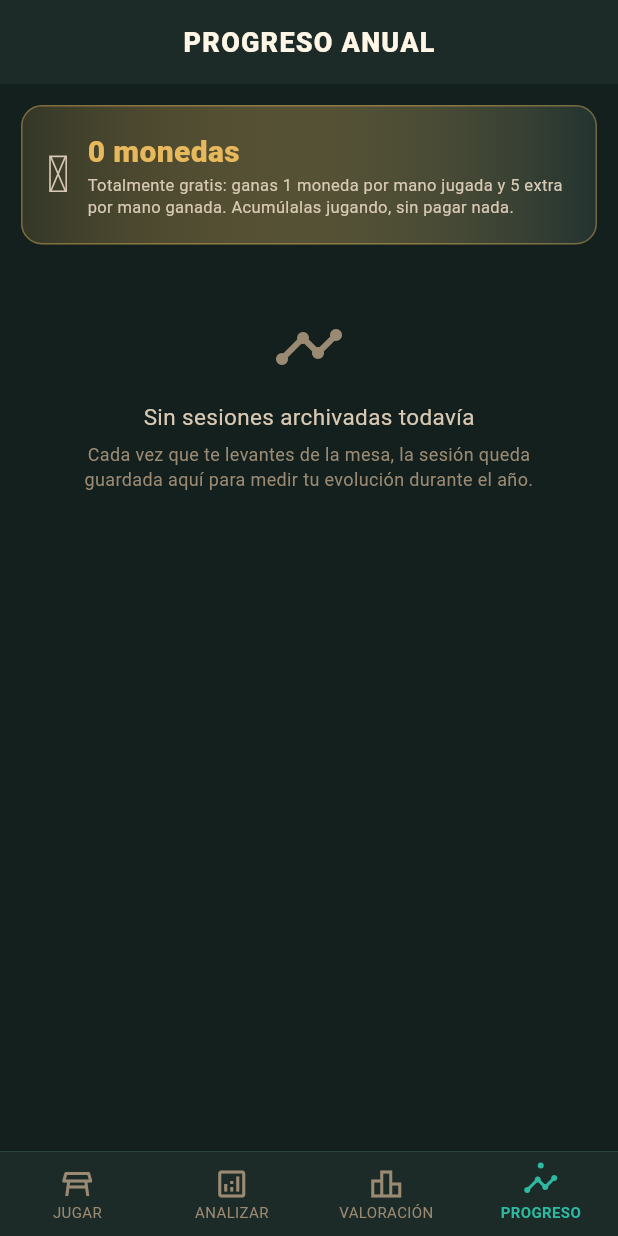
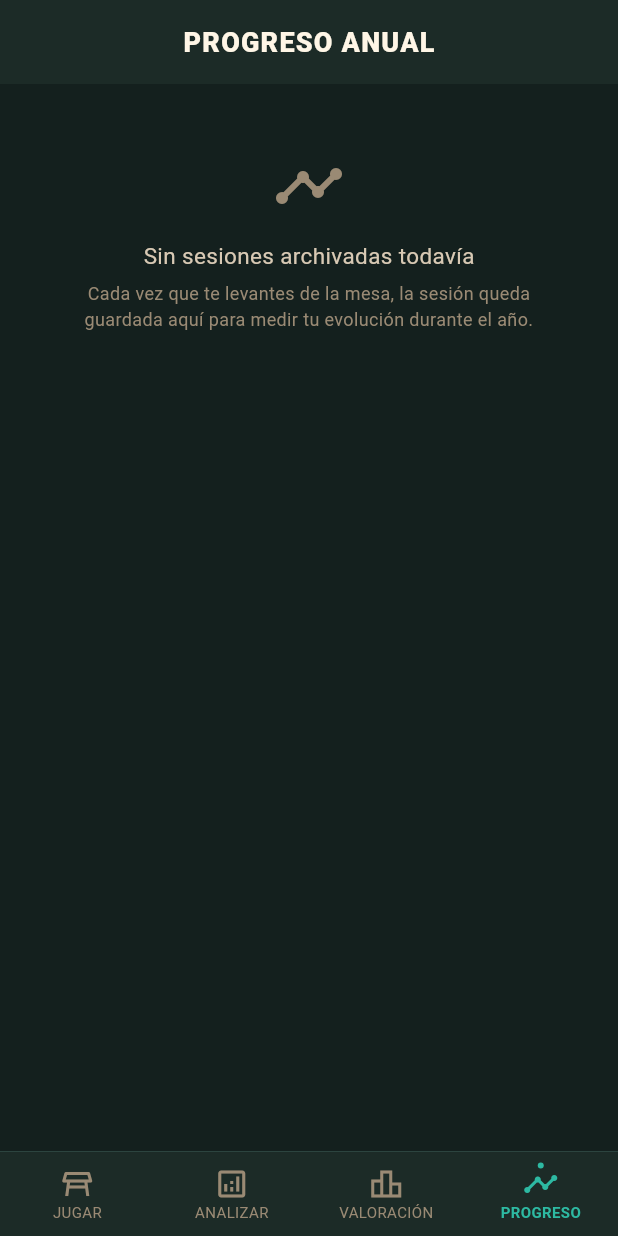
Before and after one commit to natxocasino17/poker-gto-trainer-2, a Flutter app: the screen it shows after launch, item 4 of the bottom bar chosen, on a phone screen of 412 x 824 dp. Run offline on Flutter 3.47's test engine with Material 3 defaults, Android fonts, the phone set to English and light mode, and no system bars; our stand-ins replace shared_preferences.

Commit message:
New iPT logo, remove coins + 4-color deck, fix Puxi fold contradiction
- App logo: replace assets/ipt_logo.png and regenerate all Android
  launcher mipmaps and iOS app-icon sizes from the new artwork.
- Remove the in-game coins gamification entirely (lobby chip, yearly
  review card, session payout, repository persistence).
- Remove the 4-color deck option (settings toggle + provider/repo
  plumbing); cards always render the classic 2-color deck.
- Fix el Puxi contradicting itself: a fold that was itself a leak no
  longer gets praised as a 'clean disciplined fold'.
- Preflop marginal folds no longer render 'Sobre-fold en .' (the
  texture-based line is board-only; use the street-based line preflop).

```diff
--- a/lib/data/repositories/game_repository.dart
+++ b/lib/data/repositories/game_repository.dart
@@ -13,9 +13,7 @@ class GameRepository {
   static const _sessionStartKey = 'session_start';
   static const _displayInBBKey = 'display_in_bb';
   static const _sessionArchiveKey = 'session_archive';
-  static const _coinsKey = 'coins';
   static const _tableConfigKey = 'table_config';
-  static const _fourColorDeckKey = 'four_color_deck';
   static const _localeKey = 'app_locale';
   static const _humanProfileKey = 'human_profile';
 
@@ -123,21 +121,10 @@ class GameRepository {
         _sessionArchiveKey, SessionSummary.encodeList(archive));
   }
 
-  // ── Coins: free in-game currency earned by playing ──
-  int getCoins() => _prefs.getInt(_coinsKey) ?? 0;
-
-  Future<void> addCoins(int amount) =>
-      _prefs.setInt(_coinsKey, getCoins() + amount);
-
   String getLocale() => _prefs.getString(_localeKey) ?? 'es';
 
   Future<void> saveLocale(String code) =>
       _prefs.setString(_localeKey, code);
-
-  bool getFourColorDeck() => _prefs.getBool(_fourColorDeckKey) ?? true;
-
-  Future<void> saveFourColorDeck(bool v) =>
-      _prefs.setBool(_fourColorDeckKey, v);
 
   /// Cross-session model of how the human plays (EMA-blended). The bots
   /// seed their reads from this so they exploit you from hand 1, and the
--- a/lib/engine/ai_analyst.dart
+++ b/lib/engine/ai_analyst.dart
@@ -404,7 +404,9 @@ class HandReviewerEngine {
       case DecisionQuality.marginal:
         switch (action.type) {
           case ActionType.fold:
-            return fmt(['mar_fold_a', 'mar_fold_b'][_rng.nextInt(2)]);
+            // mar_fold_b references a board texture; preflop has none, so it
+            // would render "...en ." — use the street-based line preflop.
+            return fmt(preflop ? 'mar_fold_a' : ['mar_fold_a', 'mar_fold_b'][_rng.nextInt(2)]);
           case ActionType.call:
             if (bucket == HandBucket.nuts || bucket == HandBucket.strongValue) {
               return fmt('mar_call_monster');
--- a/lib/presentation/providers/game_provider.dart
+++ b/lib/presentation/providers/game_provider.dart
@@ -7,7 +7,6 @@ import '../../engine/legendary_ai.dart';
 import '../../engine/poker_engine.dart';
 import '../../engine/ai_analyst.dart';
 import '../../core/utils/equity_calculator.dart';
-import '../screens/play/widgets/card_widget.dart';
 import '../../core/i18n/i18n.dart';
 
 /// Session economy model:
@@ -29,8 +28,6 @@ class GameProvider extends ChangeNotifier {
   double _bankroll = 1000.0;
   bool _displayInBB = false;
   List<String?> _tableSlots = List<String?>.filled(5, null);
-  int _coins = 0;
-  bool _fourColorDeck = true;
   String _localeCode = 'es';
 
   GameProvider(this._repo);
@@ -46,9 +43,7 @@ class GameProvider extends ChangeNotifier {
   bool get displayInBB => _displayInBB;
   bool get canAffordBuyIn => _bankroll >= GameRepository.defaultBuyIn;
   List<String?> get tableSlots => List.unmodifiable(_tableSlots);
-  int get coins => _coins;
   List<SessionSummary> get sessionArchive => _repo.getSessionArchive();
-  bool get fourColorDeck => _fourColorDeck;
   String get localeCode => _localeCode;
 
   void setLocale(String code) {
@@ -56,13 +51,6 @@ class GameProvider extends ChangeNotifier {
     _localeCode = code;
     I18n.locale = code;
     _repo.saveLocale(code);
-    notifyListeners();
-  }
-
-  void toggleFourColorDeck() {
-    _fourColorDeck = !_fourColorDeck;
-    CardWidget.fourColorDeck = _fourColorDeck;
-    _repo.saveFourColorDeck(_fourColorDeck);
     notifyListeners();
   }
 
@@ -109,9 +97,6 @@ class GameProvider extends ChangeNotifier {
     _displayInBB = _repo.getDisplayInBB();
     _handHistory = _repo.getHandLogs();
     _tableSlots = _repo.getTableConfig();
-    _coins = _repo.getCoins();
-    _fourColorDeck = _repo.getFourColorDeck();
-    CardWidget.fourColorDeck = _fourColorDeck;
     _localeCode = _repo.getLocale();
     I18n.locale = _localeCode;
     _analyst = HandReviewerEngine(_repo);
@@ -160,15 +145,10 @@ class GameProvider extends ChangeNotifier {
     await _repo.saveBankroll(_bankroll);
     await _repo.saveTableStack(0);
 
-    // Archive the session for the yearly review and pay out coins:
-    // 1 coin per hand played + 5 per hand won.
+    // Archive the session for the yearly review.
     final stats = sessionStats;
     if (stats.handsPlayed > 0) {
       await _repo.archiveSession(SessionSummary.fromStats(stats));
-      final wins = _handHistory.where((h) => h.humanProfit > 0).length;
-      final earned = stats.handsPlayed + wins * 5;
-      await _repo.addCoins(earned);
-      _coins = _repo.getCoins();
       await _updateHumanProfile(stats);
     }
 
--- a/lib/presentation/screens/analyze/widgets/hand_detail_screen.dart
+++ b/lib/presentation/screens/analyze/widgets/hand_detail_screen.dart
@@ -244,8 +244,12 @@ class _PuxiSummaryCard extends StatelessWidget {
         .where((s) => s.quality == DecisionQuality.marginal)
         .length;
     final b = StringBuffer();
-    if (log.isCleanFold) {
+    final hadLeak = blunders > 0 || margs > 0;
+    if (log.isCleanFold && !hadLeak) {
       b.write('Fold limpio y disciplinado: dinero ahorrado, que también es ganar. ');
+    } else if (log.isCleanFold) {
+      // Folded without showdown, but the fold itself was the leak — don't praise it.
+      b.write('Foldeaste sin ver el showdown, pero este no era spot de soltar. ');
     } else if (log.humanWon) {
       b.write('Te llevaste el bote (${log.resultLabel}). ');
     } else {
--- a/lib/presentation/screens/year/year_screen.dart
+++ b/lib/presentation/screens/year/year_screen.dart
@@ -25,8 +25,6 @@ class YearScreen extends StatelessWidget {
       body: ListView(
         padding: const EdgeInsets.all(14),
         children: [
-          _CoinsCard(coins: gp.coins),
-          const SizedBox(height: 14),
           if (sessions.isEmpty)
             Padding(
               padding: const EdgeInsets.all(30),
@@ -55,47 +53,6 @@ class YearScreen extends StatelessWidget {
             const SizedBox(height: 8),
             _SessionsTable(sessions: sessions, gp: gp),
           ],
-        ],
-      ),
-    );
-  }
-}
-
-/// Free in-game currency earned by playing. No real money involved.
-class _CoinsCard extends StatelessWidget {
-  final int coins;
-  const _CoinsCard({required this.coins});
-
-  @override
-  Widget build(BuildContext context) {
-    return Container(
-      padding: const EdgeInsets.all(16),
-      decoration: BoxDecoration(
-        gradient: LinearGradient(
-          colors: [AppColors.gold.withOpacity(0.15), AppColors.card],
-        ),
-        borderRadius: BorderRadius.circular(14),
-        border: Border.all(color: AppColors.gold.withOpacity(0.4)),
-      ),
-      child: Row(
-        children: [
-          const Text('🪙', style: TextStyle(fontSize: 34)),
-          const SizedBox(width: 12),
-          Expanded(
-            child: Column(
-              crossAxisAlignment: CrossAxisAlignment.start,
-              children: [
-                Text(
-                  I18n.t('coins_amount', {'n': '$coins'}),
-                  style: const TextStyle(color: AppColors.gold, fontSize: 20, fontWeight: FontWeight.w900),
-                ),
-                Text(
-                  I18n.t('coins_free'),
-                  style: const TextStyle(color: AppColors.textSecondary, fontSize: 11, height: 1.4),
-                ),
-              ],
-            ),
-          ),
         ],
       ),
     );
```
Also changed, not shown: lib/presentation/screens/play/play_screen.dart (+0 -52 lines), assets/ipt_logo.png, 20 other files.
